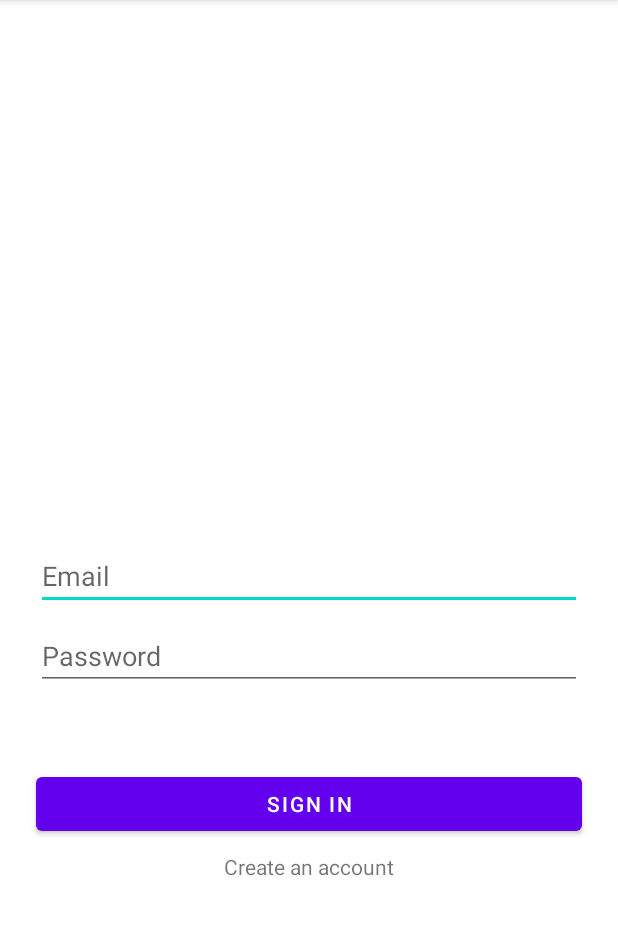
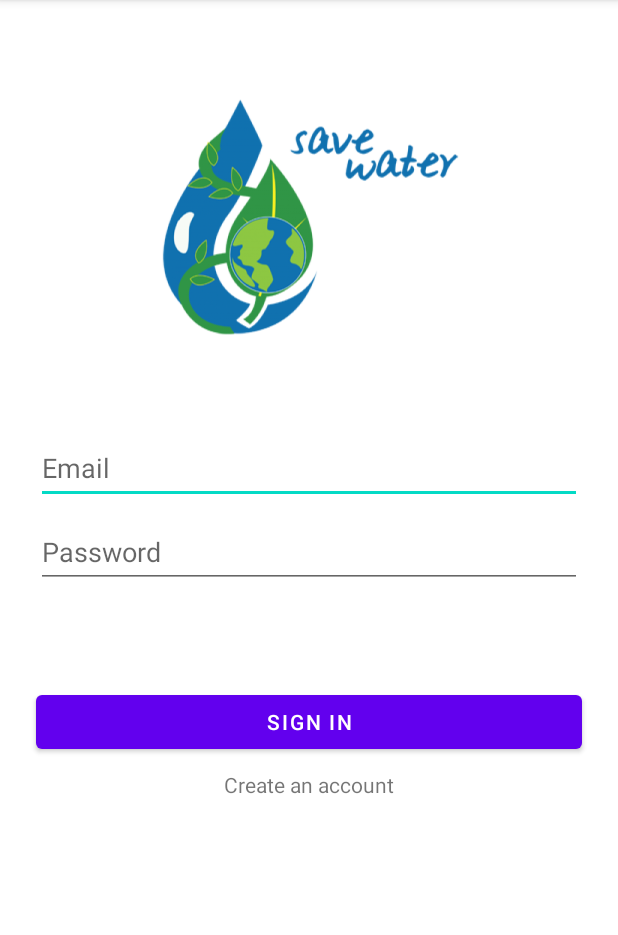
Before and after one commit to riccardozulla/savewater, an Android app: the screen it shows after launch (AuthActivity), on a phone screen of 412 x 824 dp, the part 84-1019 px from its top. Run offline under Robolectric (Android 15) with nearby library versions, the phone set to English and light mode, and no system bars; our stand-ins replace Firebase (no records; nobody signed in at launch, a user with empty details on screens opened directly), navigation-ui; libraries missing offline, so code that uses them is left out: com.github.anastr.speedviewlib; 8 statements that could not run were skipped.

Commit message:
image src modified

```diff
--- a/app/src/main/res/layout/fragment_login.xml
+++ b/app/src/main/res/layout/fragment_login.xml
@@ -8,14 +8,14 @@
 
     <ImageView
         android:id="@+id/image_logo"
-        android:layout_width="209dp"
-        android:layout_height="198dp"
+        android:layout_width="200dp"
+        android:layout_height="200dp"
         android:contentDescription="@string/logo_image_content_description"
-        app:layout_constraintBottom_toTopOf="@id/edit_text_email"
+        android:src="@drawable/save_water"
+        app:layout_constraintBottom_toTopOf="@+id/edit_text_email"
         app:layout_constraintEnd_toEndOf="parent"
         app:layout_constraintStart_toStartOf="parent"
-        app:layout_constraintTop_toTopOf="parent"
-        tools:src="@drawable/save_water" />
+        app:layout_constraintTop_toTopOf="parent" />
 
     <EditText
         android:id="@+id/edit_text_email"
@@ -26,11 +26,13 @@
         android:autofillHints="@string/prompt_email"
         android:hint="@string/prompt_email"
         android:inputType="textEmailAddress"
+        android:minHeight="48dp"
         android:selectAllOnFocus="true"
         app:layout_constraintBottom_toBottomOf="parent"
         app:layout_constraintEnd_toEndOf="parent"
         app:layout_constraintStart_toStartOf="parent"
-        app:layout_constraintTop_toTopOf="parent" />
+        app:layout_constraintTop_toTopOf="parent"
+        app:layout_constraintVertical_bias="0.4" />
 
     <EditText
         android:id="@+id/edit_text_password"
@@ -42,6 +44,7 @@
         android:autofillHints="@string/prompt_password"
         android:hint="@string/prompt_password"
         android:inputType="textPassword"
+        android:minHeight="48dp"
         android:selectAllOnFocus="true"
         app:layout_constraintEnd_toEndOf="parent"
         app:layout_constraintStart_toStartOf="parent"
```
